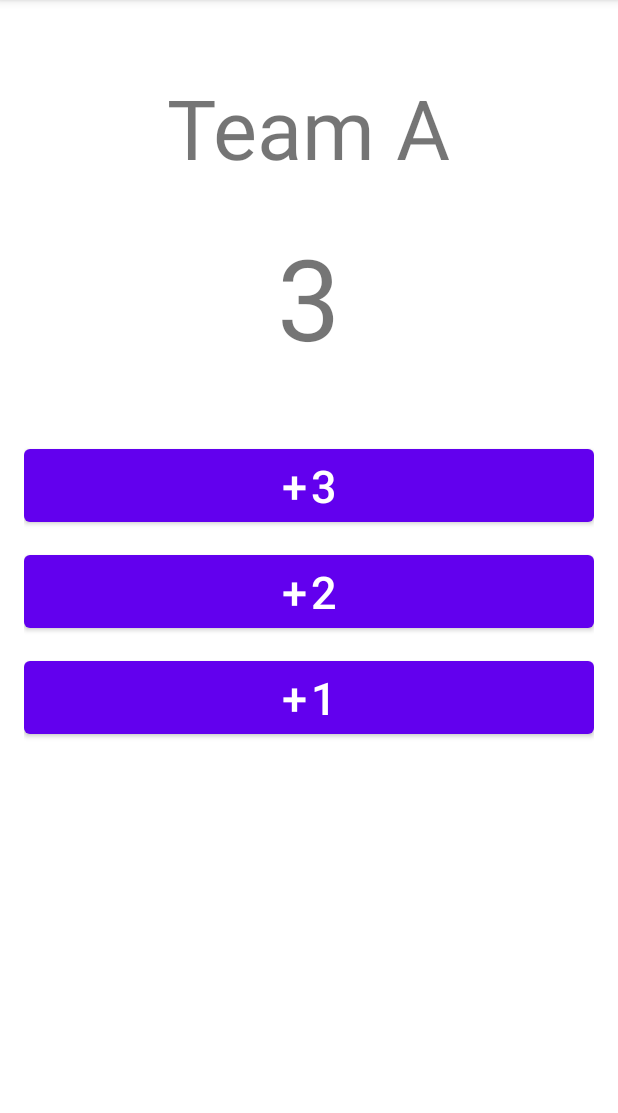
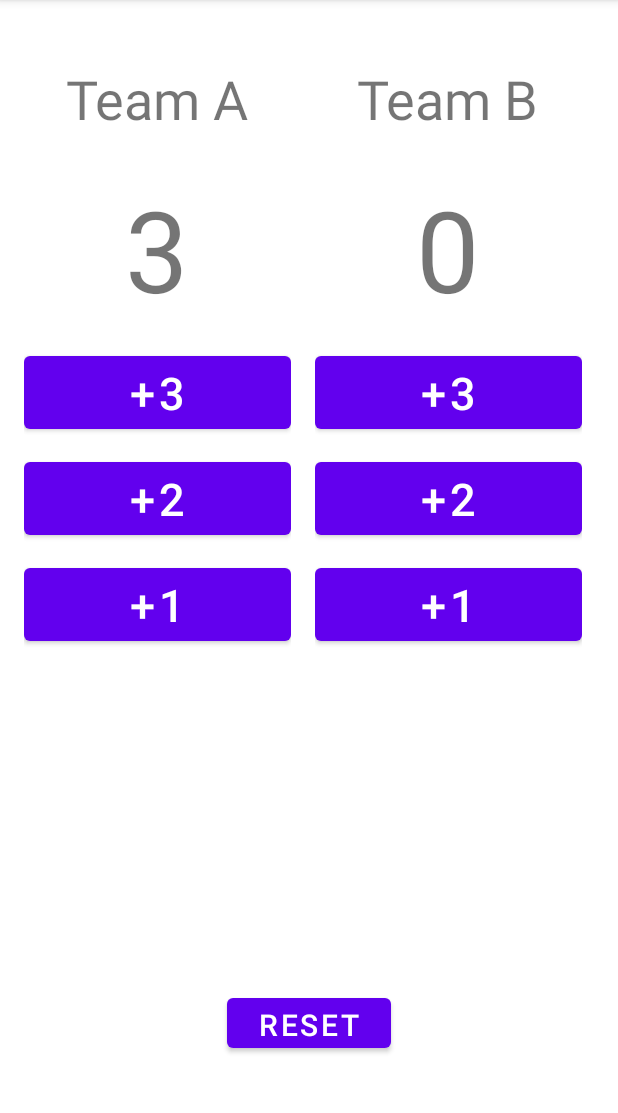
Before and after one commit to zhangyingcxy/HelloWorld, an Android app: the screen it shows after launch (MainActivity2), after a tap on "+3", on a phone screen of 412 x 824 dp, the part 84-1197 px from its top. Run offline under Robolectric (Android 15) with nearby library versions, the phone set to English and light mode, and no system bars.

Commit message:
4/14 计分程序和汇率转换

```diff
--- a/app/src/main/java/com/swufe/helloworld/MainActivity2.java
+++ b/app/src/main/java/com/swufe/helloworld/MainActivity2.java
@@ -7,30 +7,52 @@ import android.widget.TextView;
 import androidx.appcompat.app.AppCompatActivity;
 
 public class MainActivity2 extends AppCompatActivity {
-    int score;
-    TextView current;
+    int score1;
+    int score2;
+    TextView current1;
+    TextView current2;
 
     @Override
     protected void onCreate(Bundle savedInstanceState) {
         super.onCreate(savedInstanceState);
         setContentView(R.layout.activity_main2);
     }
-    private void show(int add){
-        current = (TextView)findViewById(R.id.score);
-        score = score + add;
-        current.setText(String.valueOf(score));
+    private void show1(int add){
+        current1 = (TextView)findViewById(R.id.score);
+        score1 = score1 + add;
+        current1.setText(String.valueOf(score1));
     }
+    private void show2(int add){
+        current2 = (TextView)findViewById(R.id.score_b);
+        score2 = score2 + add;
+        current2.setText(String.valueOf(score2));
+    }
+
     public void bnt_1(View v){
-        show(1);
+        if(v.getId()==R.id.score_1){
+            show1(1);
+        }else {
+            show2(1);
+        }
+
     }
     public void bnt_2(View v){
-        show(2);
+        if(v.getId()==R.id.score_2){
+            show1(2);
+        }else {
+            show2(2);
+        }
     }
 
     public void bnt_3(View v){
-        show(3);
+        if(v.getId()==R.id.score_3){
+            show1(3);
+        }else {
+            show2(3);
+        }
     }
     public void reset(View v){
-        current.setText(String.valueOf(0));
+        current1.setText(String.valueOf(0));
+        current2.setText(String.valueOf(0));
     }
 }
--- a/app/src/main/res/layout/activity_main2.xml
+++ b/app/src/main/res/layout/activity_main2.xml
@@ -7,64 +7,130 @@
     android:padding="16dp"
     tools:context=".MainActivity2">
 
+
+    <LinearLayout
+        android:id="@+id/linearLayout2"
+        android:layout_width="match_parent"
+        android:layout_height="match_parent"
+        android:layout_marginRight="8dp"
+        android:layout_marginBottom="140dp"
+        android:orientation="horizontal"
+        app:layout_constraintBottom_toBottomOf="parent"
+        tools:layout_editor_absoluteX="16dp">
+
         <LinearLayout
             android:id="@+id/linearLayout"
-        android:layout_width="match_parent"
+            android:layout_width="0dp"
             android:layout_height="wrap_content"
-        android:orientation="vertical"
-        app:layout_constraintBottom_toBottomOf="parent"
-        app:layout_constraintEnd_toEndOf="parent"
-        app:layout_constraintHorizontal_bias="0.0"
-        app:layout_constraintStart_toStartOf="parent"
-        app:layout_constraintTop_toTopOf="parent"
-        app:layout_constraintVertical_bias="0.026">
+            android:layout_weight="1"
+            android:layout_marginRight="8dp"
+            android:orientation="vertical">
 
             <TextView
                 android:id="@+id/teamA"
-            android:textSize="55sp"
-            android:layout_gravity="center"
                 android:layout_width="wrap_content"
                 android:layout_height="wrap_content"
+                android:layout_gravity="center"
                 android:layout_marginTop="25dp"
                 android:layout_marginBottom="25dp"
-            android:text="@string/teamA" />
+                android:text="@string/teamA"
+                android:textSize="36sp" />
 
             <TextView
                 android:id="@+id/score"
-            android:textSize="75sp"
-            android:layout_gravity="center"
-            android:gravity="center"
-            android:layout_marginBottom="45dp"
                 android:layout_width="match_parent"
                 android:layout_height="wrap_content"
-            android:text="@string/score" />
+                android:layout_gravity="center"
+                android:layout_marginBottom="15dp"
+                android:gravity="center"
+                android:text="@string/score"
+                android:textSize="75sp" />
 
             <Button
                 android:id="@+id/score_3"
                 android:layout_width="match_parent"
                 android:layout_height="wrap_content"
                 android:layout_marginBottom="10dp"
-            android:textSize="30sp"
                 android:onClick="bnt_3"
-            android:text="@string/score_3" />
+                android:text="@string/score_3"
+                android:textSize="30sp" />
 
             <Button
                 android:id="@+id/score_2"
                 android:layout_width="match_parent"
                 android:layout_height="wrap_content"
                 android:layout_marginBottom="10dp"
-            android:textSize="30sp"
                 android:onClick="bnt_2"
-            android:text="@string/score_2" />
+                android:text="@string/score_2"
+                android:textSize="30sp" />
 
             <Button
                 android:id="@+id/score_1"
                 android:layout_width="match_parent"
                 android:layout_height="wrap_content"
                 android:layout_marginBottom="10dp"
-            android:textSize="30sp"
                 android:onClick="bnt_1"
-            android:text="@string/score_1" />
+                android:text="@string/score_1"
+                android:textSize="30sp" />
+        </LinearLayout>
+
+
+
+        <LinearLayout
+            android:id="@+id/linearLayout_b"
+            android:layout_width="0dp"
+            android:layout_height="wrap_content"
+            android:layout_weight="1"
+            android:layout_marginLeft="8dp"
+            android:orientation="vertical">
+
+            <TextView
+                android:id="@+id/teamB"
+                android:layout_width="wrap_content"
+                android:layout_height="wrap_content"
+                android:layout_gravity="center"
+                android:layout_marginTop="25dp"
+                android:layout_marginBottom="25dp"
+                android:text="@string/teamB"
+                android:textSize="36sp" />
+
+            <TextView
+                android:id="@+id/score_b"
+                android:layout_width="match_parent"
+                android:layout_height="wrap_content"
+                android:layout_gravity="center"
+                android:layout_marginBottom="15dp"
+                android:gravity="center"
+                android:text="@string/score"
+                android:textSize="75sp" />
+
+            <Button
+                android:id="@+id/score_3b"
+                android:layout_width="match_parent"
+                android:layout_height="wrap_content"
+                android:layout_marginBottom="10dp"
+                android:onClick="bnt_3"
+                android:text="@string/score_3"
+                android:textSize="30sp" />
+
+            <Button
+                android:id="@+id/score_2b"
+                android:layout_width="match_parent"
+                android:layout_height="wrap_content"
+                android:layout_marginBottom="10dp"
+                android:onClick="bnt_2"
+                android:text="@string/score_2"
+                android:textSize="30sp" />
+
+            <Button
+                android:id="@+id/score_1b"
+                android:layout_width="match_parent"
+                android:layout_height="wrap_content"
+                android:layout_marginBottom="10dp"
+                android:onClick="bnt_1"
+                android:text="@string/score_1"
+                android:textSize="30sp" />
+        </LinearLayout>
     </LinearLayout>
 
     <Button
@@ -72,16 +138,15 @@
         android:layout_width="109dp"
         android:layout_height="45dp"
         android:layout_marginStart="159dp"
-        android:layout_marginTop="395dp"
         android:layout_marginEnd="159dp"
         android:layout_marginBottom="16dp"
+        android:onClick="reset"
         android:text="@string/reset"
         android:textSize="20sp"
-        android:onClick="reset"
         app:layout_constraintBottom_toBottomOf="parent"
         app:layout_constraintEnd_toEndOf="parent"
         app:layout_constraintStart_toStartOf="parent"
-        app:layout_constraintTop_toBottomOf="@+id/linearLayout"
-        app:layout_constraintVertical_bias="1.0" />
+        app:layout_constraintTop_toBottomOf="@+id/linearLayout2"
+        app:layout_constraintVertical_bias="0.6" />
 
 </androidx.constraintlayout.widget.ConstraintLayout>
--- a/build.gradle
+++ b/build.gradle
@@ -9,7 +9,7 @@ buildscript {
 
     }
     dependencies {
-        classpath 'com.android.tools.build:gradle:4.0.2'
+        classpath 'com.android.tools.build:gradle:4.1.2'
         // NOTE: Do not place your application dependencies here; they belong
         // in the individual module build.gradle files
     }
```
Also changed, not shown: app/src/main/AndroidManifest.xml (+7 -7 lines), app/src/main/java/com/swufe/helloworld/RateActivity.java (added, +55 -0 lines), app/src/main/java/com/swufe/helloworld/ui/dashboard/DashboardFragment.java (deleted, +0 -35 lines), app/src/main/java/com/swufe/helloworld/ui/home/HomeFragment.java (deleted, +0 -35 lines), app/src/main/java/com/swufe/helloworld/ui/notifications/NotificationsFragment.java (deleted, +0 -35 lines), app/src/main/res/layout/activity_rate.xml (added, +76 -0 lines), app/src/main/res/menu/bottom_nav_menu.xml (+1 -18 lines), app/src/main/res/navigation/mobile_navigation.xml (deleted, +0 -25 lines), app/src/main/res/values/strings.xml (+7 -0 lines). Lines whose indentation alone changed are shown as unchanged.
